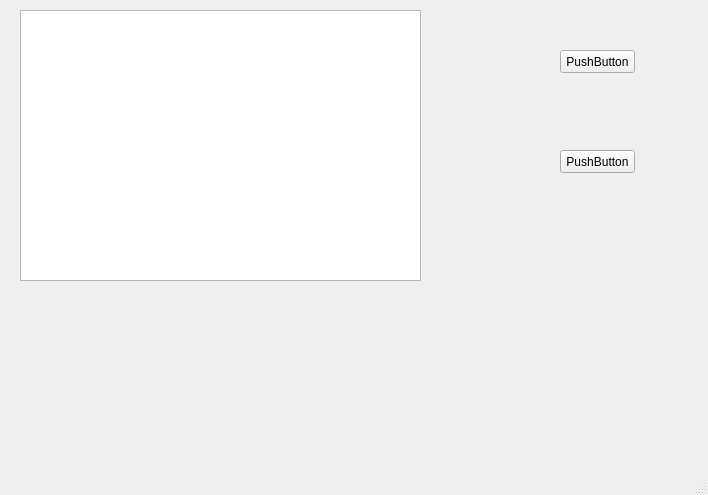
The window that ChatRoom/ChatServer/ui/mainwindow.ui (G-Club/CorCPP) describes before a commit, drawn with Qt 5.
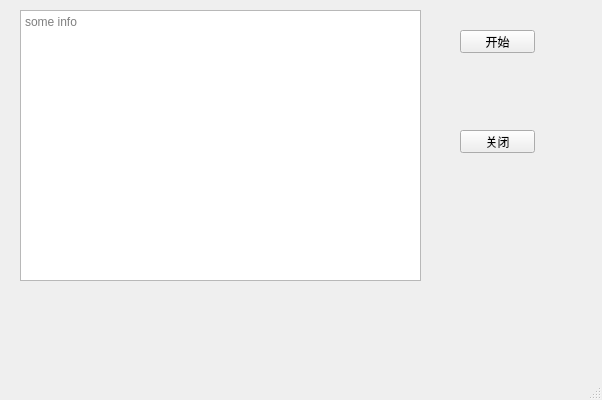
The same window after the commit.

The edit to the form file:
```diff
--- a/ChatRoom/ChatServer/ui/mainwindow.ui
+++ b/ChatRoom/ChatServer/ui/mainwindow.ui
@@ -6,8 +6,8 @@
    <rect>
     <x>0</x>
     <y>0</y>
-    <width>708</width>
-    <height>495</height>
+    <width>602</width>
+    <height>400</height>
    </rect>
   </property>
   <property name="windowTitle">
@@ -17,27 +17,27 @@
    <widget class="QPushButton" name="pushButton">
     <property name="geometry">
      <rect>
-      <x>560</x>
-      <y>50</y>
+      <x>460</x>
+      <y>30</y>
       <width>75</width>
       <height>23</height>
      </rect>
     </property>
     <property name="text">
-     <string>PushButton</string>
+     <string>开始</string>
     </property>
    </widget>
    <widget class="QPushButton" name="pushButton_2">
     <property name="geometry">
      <rect>
-      <x>560</x>
-      <y>150</y>
+      <x>460</x>
+      <y>130</y>
       <width>75</width>
       <height>23</height>
      </rect>
     </property>
     <property name="text">
-     <string>PushButton</string>
+     <string>关闭</string>
     </property>
    </widget>
    <widget class="QTextEdit" name="textEdit">
@@ -49,6 +49,12 @@
       <height>271</height>
      </rect>
     </property>
+    <property name="readOnly">
+     <bool>true</bool>
+    </property>
+    <property name="placeholderText">
+     <string>some info</string>
+    </property>
    </widget>
   </widget>
   <widget class="QMenuBar" name="menubar">
```
Left out of the diff: 12 changed lines with no effect on the pictures.
